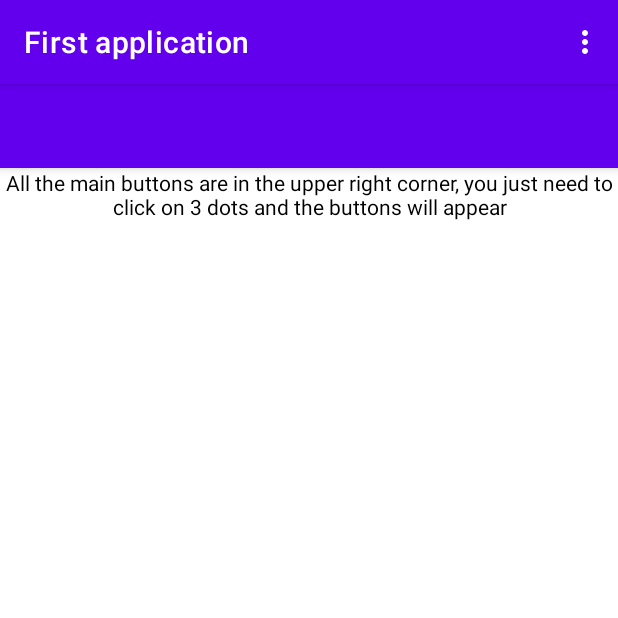
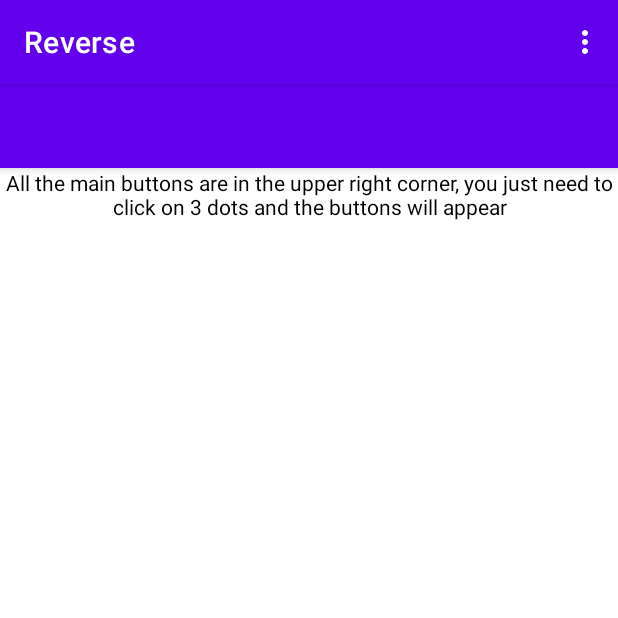
Before and after one commit to Gten71/KotlApp, an Android app: the screen it shows after launch (MainActivity), on a phone screen of 412 x 824 dp, the top half of it. Run offline under Robolectric (Android 15) with nearby library versions, the phone set to English and light mode, and no system bars.

Commit message:
change name app and name button Reverse

```diff
--- a/app/src/main/res/values/strings.xml
+++ b/app/src/main/res/values/strings.xml
@@ -1,6 +1,6 @@
 <resources>
-    <string name="app_name">First application</string>
-    <string name="menu_reverse">Reverse </string>
+    <string name="app_name">Reverse</string>
+    <string name="menu_reverse">Reverse text</string>
     <string name="menu_about">About </string>
     <string name="menu_exit">Exit </string>
     <string name="input_label"/>
```
